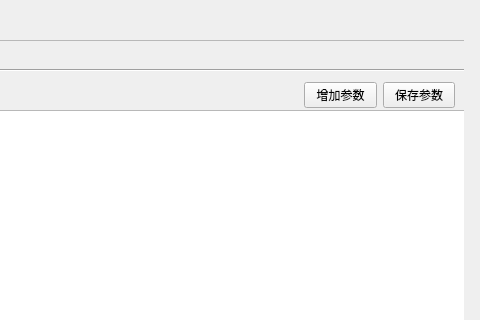
Qt form src/design/MainWindow.ui (garyhuang2018/Test) before a commit; both pictures show x 616 to 1096 and y 0 to 320 of the 1096 by 710 pixel window.
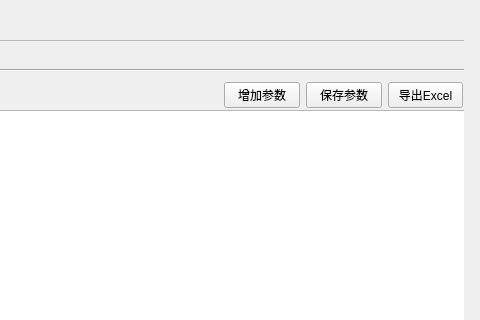
The same form after that commit.

Commit message: add export to excel

What changed in the file:
```diff
--- a/src/design/MainWindow.ui
+++ b/src/design/MainWindow.ui
@@ -131,12 +131,12 @@
         </item>
        </layout>
       </widget>
-      <widget class="QWidget" name="">
+      <widget class="QWidget" name="layoutWidget">
        <property name="geometry">
         <rect>
-         <x>660</x>
+         <x>580</x>
          <y>40</y>
-         <width>151</width>
+         <width>239</width>
          <height>31</height>
         </rect>
        </property>
@@ -155,6 +155,13 @@
           </property>
          </widget>
         </item>
+        <item>
+         <widget class="QPushButton" name="excelButton">
+          <property name="text">
+           <string>导出Excel</string>
+          </property>
+         </widget>
+        </item>
        </layout>
       </widget>
      </widget>
```
The commit also changes 1 other file.
